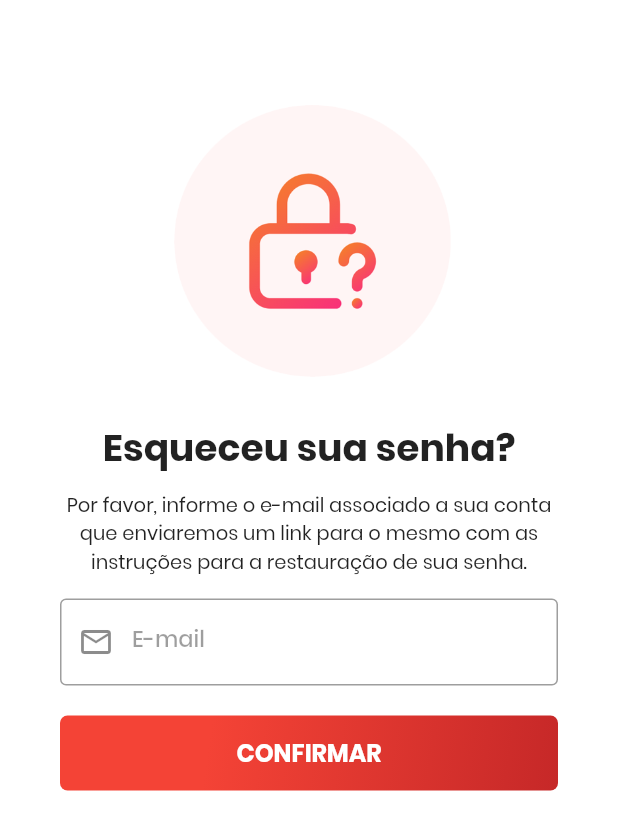
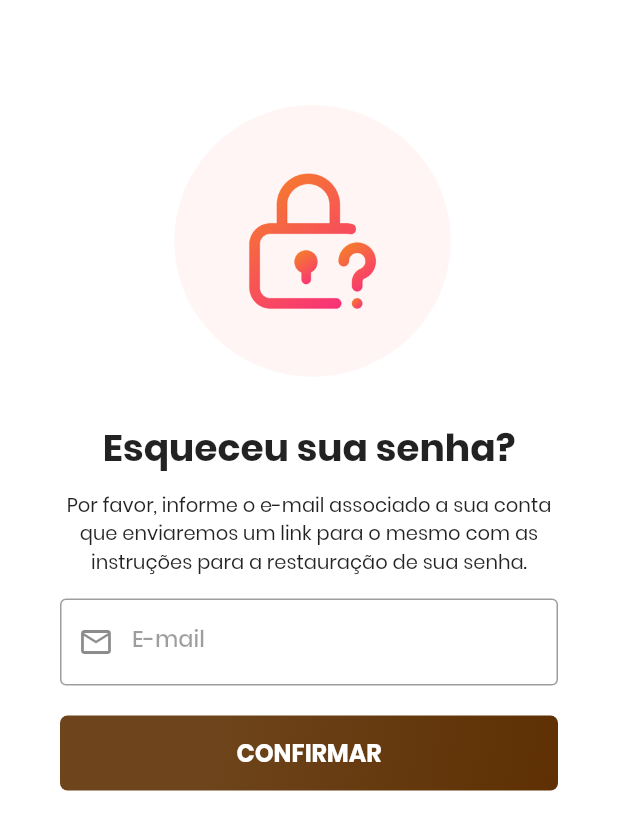
Before and after one commit to CompCult/compcult-mobile, a Flutter app: the screen it shows after launch, after a tap on "Recuperar senha", on a phone screen of 412 x 824 dp. Shown: the top 830 px of the screen. Run offline on Flutter 3.47's test engine with Material 2 defaults, Android fonts, the phone set to English and light mode, and no system bars; our stand-ins replace dio, flare_flutter, image_picker; network calls fail.

Commit message:
Configuracao do solo amigo

```diff
--- a/lib/main.dart
+++ b/lib/main.dart
@@ -1,5 +1,6 @@
 import 'package:dio/dio.dart';
 import 'package:flutter/material.dart';
+import 'package:museu_vivo/pages/coins_page.dart';
 import 'package:museu_vivo/pages/team_details.dart';
 import 'package:museu_vivo/pages/quiz_submit.dart';
 import 'package:museu_vivo/pages/teams_page.dart';
@@ -36,7 +37,7 @@ class MyApp extends StatelessWidget {
         debugShowCheckedModeBanner: false,
         theme: ThemeData(
           fontFamily: 'Poppins',
-          primarySwatch: config.primaryColor,
+          // primarySwatch: config.primaryColor,
           primaryColor: config.primaryColor,
           accentColor: config.accentColor,
           scaffoldBackgroundColor: Colors.white,
@@ -45,7 +46,7 @@ class MyApp extends StatelessWidget {
             button: TextStyle(fontSize: 10),
           ),
         ),
-        home: SplashPage(),
+        home: SignInPage(),
         routes: {
           SignInPage.routeName: (_) => SignInPage(),
           GamesPage.routeName: (_) => GamesPage(),
--- a/lib/pages/reset_password_page.dart
+++ b/lib/pages/reset_password_page.dart
@@ -42,7 +42,7 @@ class ResetPasswordPage extends StatelessWidget {
                 SizedBox(height: 15),
                 _buildField("E-mail"),
                 SizedBox(height: 20),
-                _buildButton("CONFIRMAR"),
+                _buildButton("CONFIRMAR", context),
                 // SizedBox(height: 20),
               ],
             ),
@@ -74,7 +74,7 @@ class ResetPasswordPage extends StatelessWidget {
     );
   }
 
-  Widget _buildButton(String label) {
+  Widget _buildButton(String label, BuildContext context) {
     return Container(
       height: 50,
       alignment: Alignment.centerLeft,
@@ -84,8 +84,8 @@ class ResetPasswordPage extends StatelessWidget {
           end: Alignment.bottomRight,
           stops: [0.3, 1],
           colors: [
-            Color(0xFFf44336),
-            Color(0XFFc62828),
+            Theme.of(context).primaryColor.withOpacity(0.9),
+            Theme.of(context).primaryColor,
           ],
         ),
         borderRadius: BorderRadius.all(
--- a/lib/pages/sign_in_page.dart
+++ b/lib/pages/sign_in_page.dart
@@ -154,8 +154,8 @@ class _SignInPageState extends State<SignInPage> {
           end: Alignment.bottomRight,
           stops: [0.3, 1],
           colors: [
-            Color(0xFFf44336),
-            Color(0XFFc62828),
+            Theme.of(context).primaryColor.withOpacity(0.9),
+            Theme.of(context).primaryColor,
           ],
         ),
         borderRadius: BorderRadius.all(
--- a/lib/pages/sign_up_page.dart
+++ b/lib/pages/sign_up_page.dart
@@ -52,8 +52,8 @@ class SignUpPage extends StatelessWidget {
                   end: Alignment.bottomRight,
                   stops: [0.3, 1],
                   colors: [
-                    Color(0xFFf44336),
-                    Color(0XFFc62828),
+                    Theme.of(context).primaryColor.withOpacity(0.9),
+                    Theme.of(context).primaryColor,
                   ],
                 ),
                 borderRadius: BorderRadius.all(
--- a/pubspec.yaml
+++ b/pubspec.yaml
@@ -55,7 +55,7 @@ flutter:
   # To add assets to your application, add an assets section, like this:
   assets:
    - assets/
-   - assets/meu_vivo_museu/
+   - assets/solo_amigo/
 
   # An image asset can refer to one or more resolution-specific "variants", see
   # https://flutter.dev/assets-and-images/#resolution-aware.
@@ -104,4 +104,4 @@ flutter:
 flutter_icons:
   android: true
   ios: true
-  image_path: "assets/meu_vivo_museu/icon.png"
+  image_path: "assets/solo_amigo/icon.png"
```
Also changed, not shown: lib/config.dart (+9 -1 lines), lib/pages/mission_submit.dart (+1 -14 lines), lib/pages/quiz_submit.dart (+1 -14 lines), assets/solo_amigo/icon.png (added), assets/solo_amigo/logo.png (added), 2 other files.
